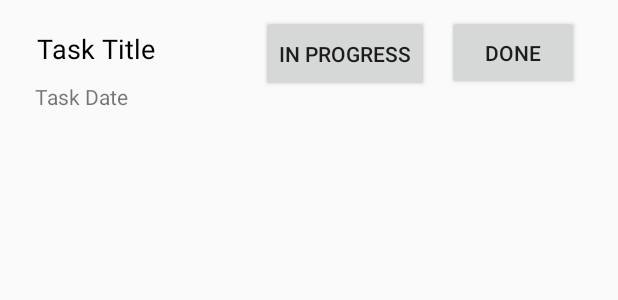
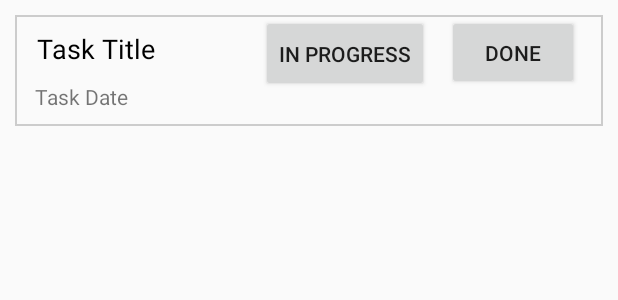
Before and after one commit to YaseenSaif/scheduler, an Android app: the layout list_item_task.xml on its own in the app's theme, with its tools: preview values and no code run, on a phone screen of 412 x 824 dp. Shown: the top 300 px of the screen. Run offline under Robolectric (Android 15) with nearby library versions, the phone set to English and light mode, and no system bars.

```diff
--- a/app/src/main/java/com/codingacademy/scheduler/InputTaskDialog.kt
+++ b/app/src/main/java/com/codingacademy/scheduler/InputTaskDialog.kt
@@ -54,7 +54,6 @@ class InputTaskDialog : DialogFragment(), DatePickerFragment.Callbacks {
 
     interface Callbacks {
         fun onTaskAdd(task: Task)
-        fun onStudentDelete(position: Int)
     }
 
     private fun updateUI() {
--- /dev/null
+++ b/app/src/main/res/drawable/border.xml
@@ -0,0 +1,4 @@
+<?xml version="1.0" encoding="UTF-8"?>
+<shape xmlns:android="http://schemas.android.com/apk/res/android" android:shape="rectangle">
+    <stroke android:width="1dp" android:color="#CCCCCC"/>
+</shape>
--- a/app/src/main/res/layout/list_item_task.xml
+++ b/app/src/main/res/layout/list_item_task.xml
@@ -6,6 +6,7 @@
     android:layout_width="match_parent"
     android:layout_height="wrap_content"
     android:layout_margin="10dp"
+    android:background="@drawable/border"
     >
 
     <TextView
@@ -45,7 +46,6 @@
         app:layout_constraintEnd_toStartOf="@+id/button_2"
         app:layout_constraintTop_toTopOf="parent"
         app:layout_constraintVertical_bias="0.0"
-
         />
 
     <Button
```
Also changed, not shown: app/src/main/java/com/codingacademy/scheduler/GeneralFragment.kt (+8 -4 lines).
